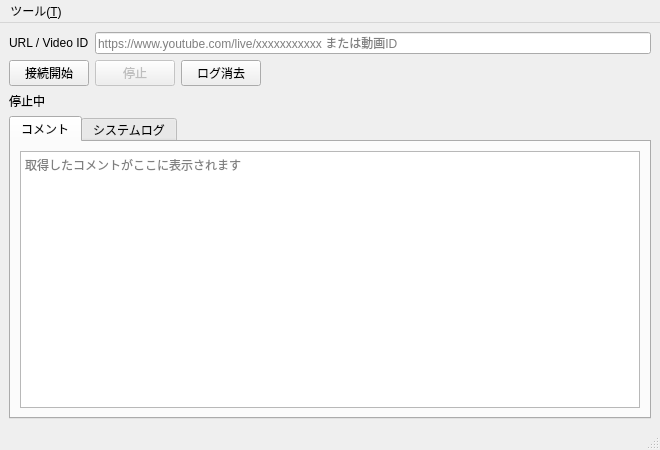
Before: the Qt Designer form ui/main_window.ui in Ikumyon/LiveVoiceBridge, drawn with Qt 5.
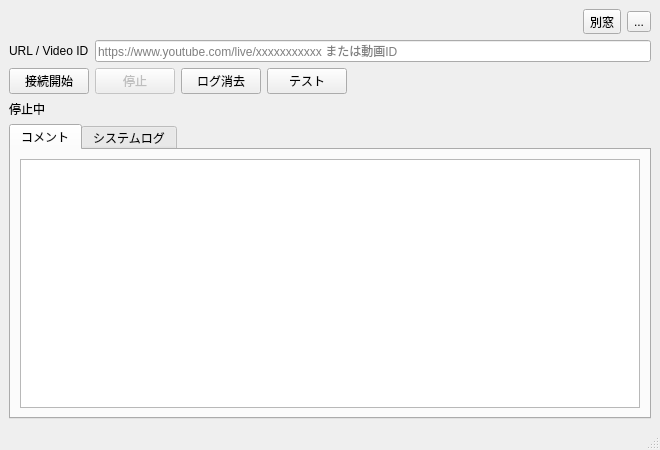
After: the same form once the commit is applied.

The edit to the form file:
```diff
--- a/ui/main_window.ui
+++ b/ui/main_window.ui
@@ -15,6 +15,46 @@
   </property>
   <widget class="QWidget" name="centralwidget">
    <layout class="QVBoxLayout" name="rootLayout">
+    <item>
+     <layout class="QHBoxLayout" name="topLayout">
+      <item>
+       <spacer name="topSpacer">
+        <property name="orientation">
+         <enum>Qt::Orientation::Horizontal</enum>
+        </property>
+        <property name="sizeHint" stdset="0">
+         <size>
+          <width>40</width>
+          <height>20</height>
+         </size>
+        </property>
+       </spacer>
+      </item>
+      <item>
+       <widget class="QToolButton" name="popoutButton">
+        <property name="toolTip">
+         <string>コメントを別ウィンドウで表示（PiP）</string>
+        </property>
+        <property name="text">
+         <string>別窓</string>
+        </property>
+        <property name="checkable">
+         <bool>true</bool>
+        </property>
+       </widget>
+      </item>
+      <item>
+       <widget class="QToolButton" name="settingsButton">
+        <property name="toolTip">
+         <string>設定</string>
+        </property>
+        <property name="text">
+         <string>...</string>
+        </property>
+       </widget>
+      </item>
+     </layout>
+    </item>
     <item>
      <layout class="QHBoxLayout" name="urlLayout">
       <item>
@@ -59,6 +99,13 @@
         </property>
        </widget>
       </item>
+      <item>
+       <widget class="QPushButton" name="testButton">
+        <property name="text">
+         <string>テスト</string>
+        </property>
+       </widget>
+      </item>
       <item>
        <spacer name="buttonSpacer">
         <property name="orientation">
@@ -92,14 +139,7 @@
        </attribute>
        <layout class="QVBoxLayout" name="commentTabLayout">
         <item>
-         <widget class="QTextEdit" name="commentTextEdit">
-          <property name="readOnly">
-           <bool>true</bool>
-          </property>
-          <property name="placeholderText">
-           <string>取得したコメントがここに表示されます</string>
-          </property>
-         </widget>
+          <widget class="QListWidget" name="commentListWidget"/>
         </item>
        </layout>
       </widget>
@@ -124,23 +164,6 @@
     </item>
    </layout>
   </widget>
-  <widget class="QMenuBar" name="menubar">
-   <property name="geometry">
-    <rect>
-     <x>0</x>
-     <y>0</y>
-     <width>660</width>
-     <height>33</height>
-    </rect>
-   </property>
-   <widget class="QMenu" name="menu_tools">
-    <property name="title">
-     <string>ツール(&amp;T)</string>
-    </property>
-    <addaction name="action_settings"/>
-   </widget>
-   <addaction name="menu_tools"/>
-  </widget>
   <widget class="QStatusBar" name="statusbar"/>
   <action name="action_settings">
    <property name="text">
```
Left out of the diff: 5 changed lines with no effect on the pictures.
